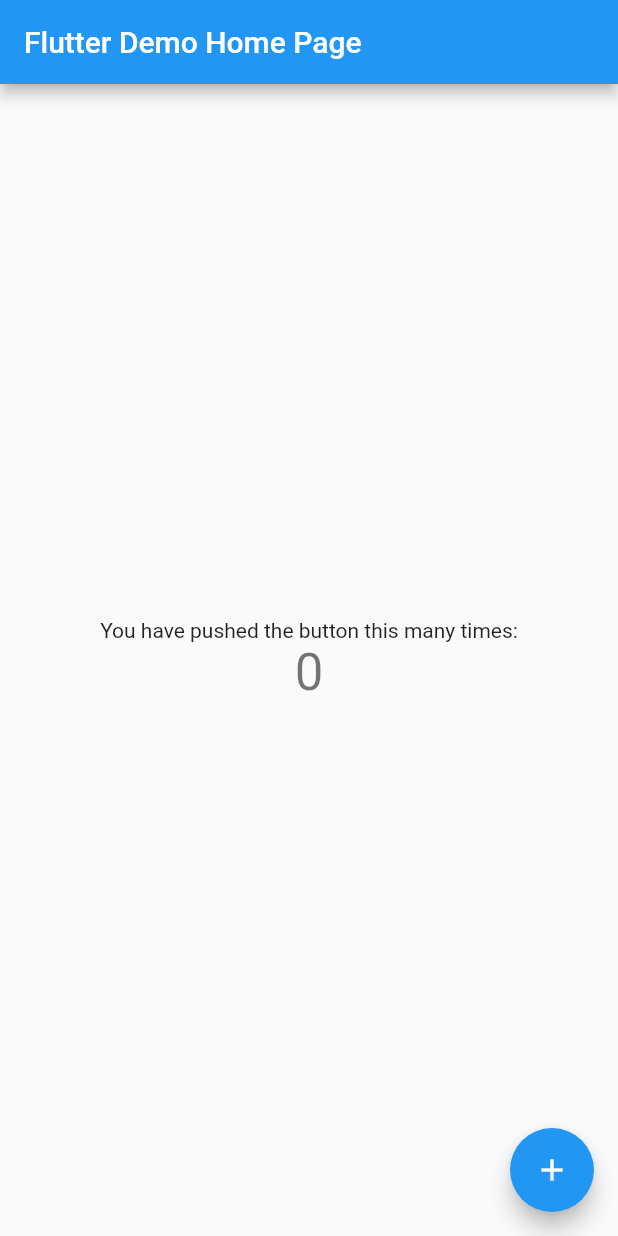
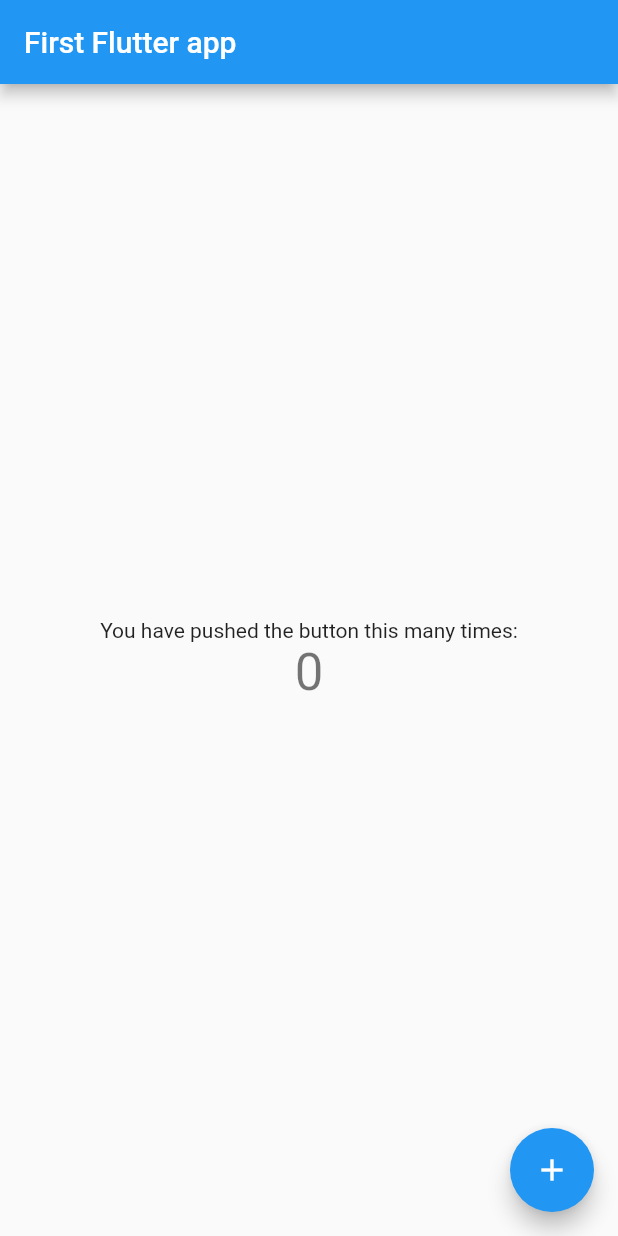
Before and after one commit to devjaiye/flutter_quiz_app, a Flutter app: the screen it shows after launch, on a phone screen of 412 x 824 dp. Run offline on Flutter 3.47's test engine with Material 2 defaults, Android fonts, the phone set to English and light mode, and no system bars; our stand-ins replace equatable.

Commit message:
quiz app

```diff
--- a/lib/main.dart
+++ b/lib/main.dart
@@ -24,7 +24,7 @@ class MyApp extends StatelessWidget {
         // is not restarted.
         primarySwatch: Colors.blue,
       ),
-      home: const MyHomePage(title: 'Flutter Demo Home Page'),
+      home: const MyHomePage(title: 'First Flutter app'),
     );
   }
 }
```
Also changed, not shown: lib/models/question_model.dart (+11 -0 lines), pubspec.lock, 1 other file.
